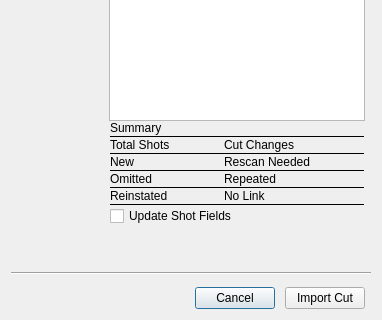
Old version of the form resources/submit_dialog.ui in the repository shotgunsoftware/tk-multi-importcut; both pictures show x 0 to 382 and y 206 to 526 of the 382 by 526 pixel window.
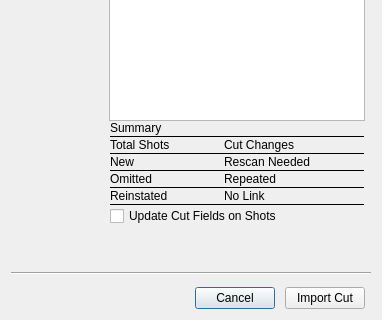
New version of the form.

Commit message:
For #36809, changed import "Update Shot Fields." label
Now says "Update Cut Fields on Shots"
Fixed missing icon reference in resources file

What changed in the file:
```diff
--- a/resources/submit_dialog.ui
+++ b/resources/submit_dialog.ui
@@ -410,7 +410,7 @@
           <string>If off, Shot fields will not be updated, but, if needed, new Shots will be created</string>
          </property>
          <property name="text">
-          <string>Update Shot Fields</string>
+          <string>Update Cut Fields on Shots</string>
          </property>
         </widget>
        </item>
```
The commit also changes 11 other files.
